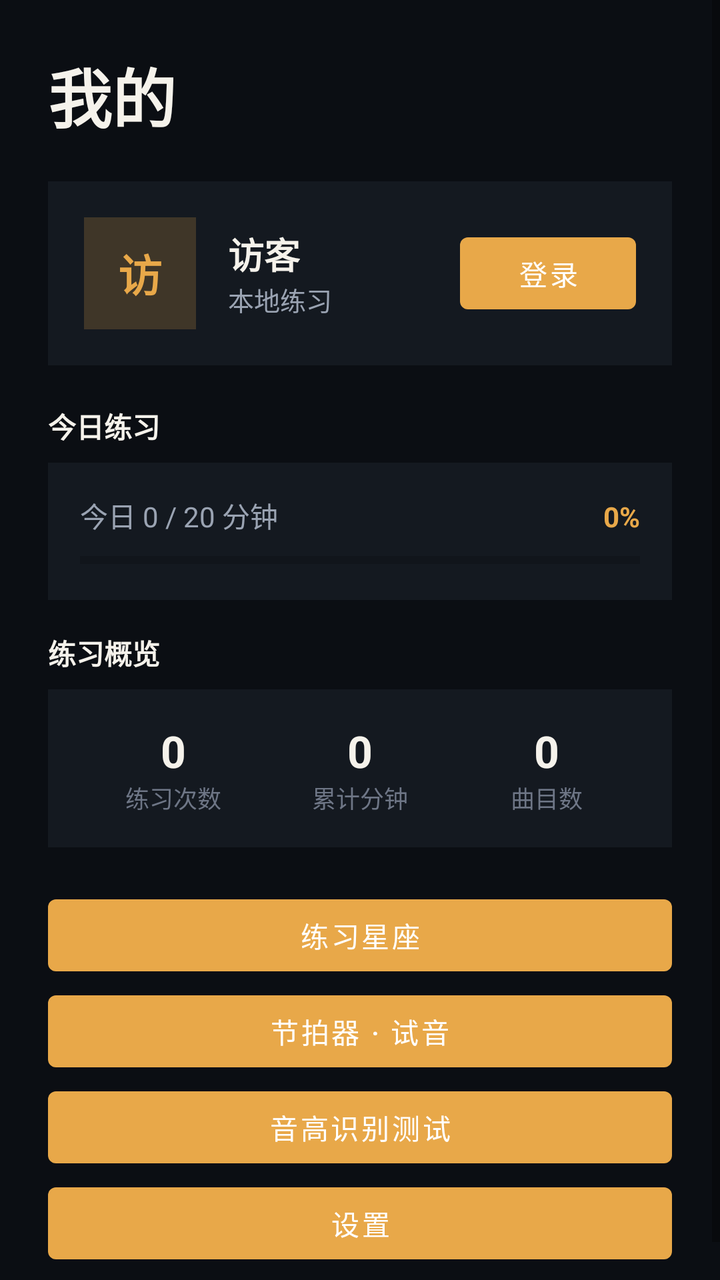
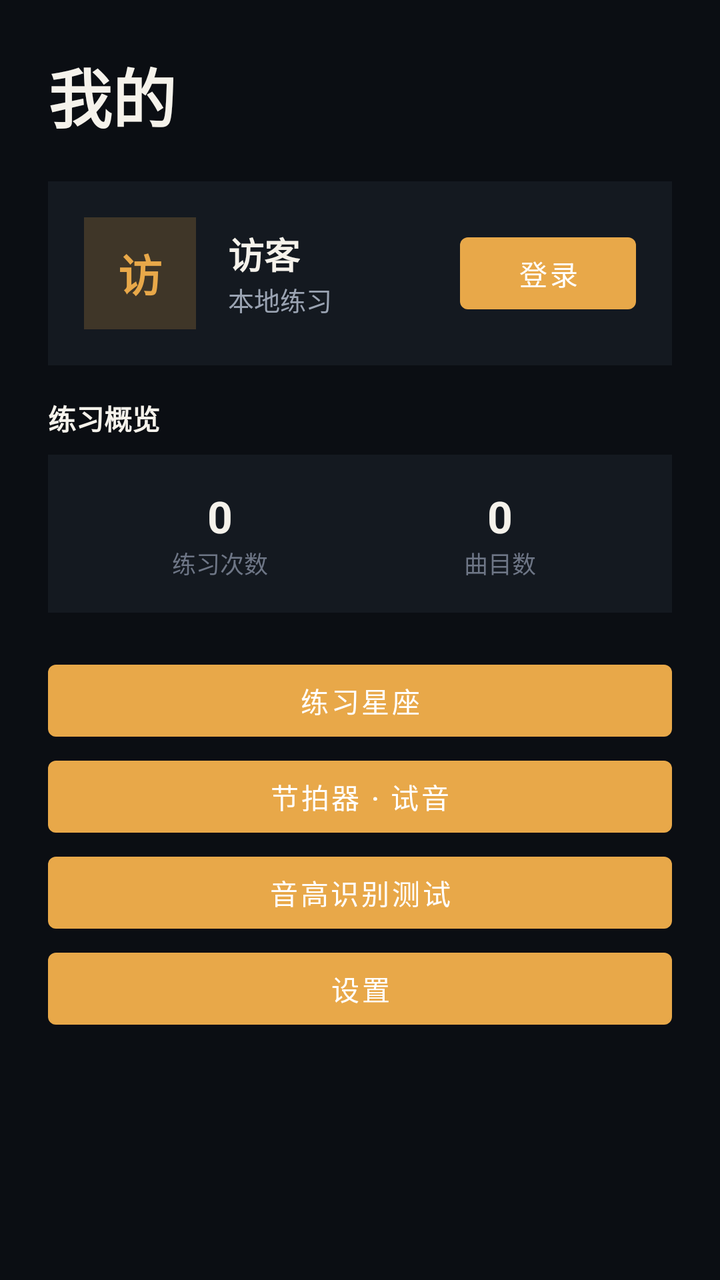

The first picture is an Android layout as it rendered before a commit; the second is the same layout after the commit. The layout source and the unified diff follow.
<!-- AndroidManifest.xml: application theme Theme.PianoFlow -->
<!-- res/layout/tab_profile.xml -->
<?xml version="1.0" encoding="utf-8"?>

<ScrollView xmlns:android="http://schemas.android.com/apk/res/android"
    android:layout_width="match_parent"
    android:layout_height="match_parent"
    android:background="#0B0E13">

    <LinearLayout
        android:layout_width="match_parent"
        android:layout_height="wrap_content"
        android:orientation="vertical"
        android:padding="24dp">

        <TextView
            android:layout_width="match_parent"
            android:layout_height="wrap_content"
            android:text="我的"
            android:textColor="#F5F2EB"
            android:textSize="32sp"
            android:textStyle="bold" />

        <LinearLayout
            android:layout_width="match_parent"
            android:layout_height="wrap_content"
            android:layout_marginTop="20dp"
            android:background="#141920"
            android:gravity="center_vertical"
            android:orientation="horizontal"
            android:padding="18dp">

            <TextView
                android:id="@+id/profileAvatar"
                android:layout_width="56dp"
                android:layout_height="56dp"
                android:background="#33E8A849"
                android:gravity="center"
                android:text="访"
                android:textColor="#E8A849"
                android:textSize="22sp"
                android:textStyle="bold" />

            <LinearLayout
                android:layout_width="0dp"
                android:layout_height="wrap_content"
                android:layout_marginStart="16dp"
                android:layout_weight="1"
                android:orientation="vertical">

                <TextView
                    android:id="@+id/profileName"
                    android:layout_width="wrap_content"
                    android:layout_height="wrap_content"
                    android:text="访客"
                    android:textColor="#F5F2EB"
                    android:textSize="18sp"
                    android:textStyle="bold" />

                <TextView
                    android:id="@+id/profileSub"
                    android:layout_width="wrap_content"
                    android:layout_height="wrap_content"
                    android:text="本地练习"
                    android:textColor="#9AA3B2"
                    android:textSize="13sp" />
            </LinearLayout>

            <Button android:id="@+id/btnLogin" android:layout_width="wrap_content" android:layout_height="wrap_content" android:text="登录" />
            <Button android:id="@+id/btnLogout" android:layout_width="wrap_content" android:layout_height="wrap_content" android:text="退出" android:visibility="gone" />
        </LinearLayout>

        <TextView android:layout_width="match_parent" android:layout_height="wrap_content" android:paddingTop="20dp" android:text="今日练习" android:textColor="#F5F2EB" android:textStyle="bold" />
        <LinearLayout
            android:layout_width="match_parent"
            android:layout_height="wrap_content"
            android:layout_marginTop="8dp"
            android:background="#141920"
            android:orientation="vertical"
            android:padding="16dp">
            <LinearLayout
                android:layout_width="match_parent"
                android:layout_height="wrap_content"
                android:orientation="horizontal">
                <TextView
                    android:id="@+id/todayLabel"
                    android:layout_width="0dp"
                    android:layout_height="wrap_content"
                    android:layout_weight="1"
                    android:text="今日 0 / 20 分钟"
                    android:textColor="#9AA3B2" />
                <TextView
                    android:id="@+id/todayPct"
                    android:layout_width="wrap_content"
                    android:layout_height="wrap_content"
                    android:text="0%"
                    android:textColor="#E8A849"
                    android:textStyle="bold" />
            </LinearLayout>
            <ProgressBar
                android:id="@+id/todayProgress"
                style="?android:attr/progressBarStyleHorizontal"
                android:layout_width="match_parent"
                android:layout_height="8dp"
                android:layout_marginTop="8dp"
                android:max="100"
                android:progress="0"
                android:progressTint="#E8A849" />
        </LinearLayout>

        <TextView android:layout_width="match_parent" android:layout_height="wrap_content" android:paddingTop="16dp" android:text="练习概览" android:textColor="#F5F2EB" android:textStyle="bold" />
        <LinearLayout
            android:layout_width="match_parent"
            android:layout_height="wrap_content"
            android:layout_marginTop="8dp"
            android:background="#141920"
            android:orientation="horizontal"
            android:padding="16dp">
            <LinearLayout android:layout_width="0dp" android:layout_height="wrap_content" android:layout_weight="1" android:gravity="center" android:orientation="vertical">
                <TextView android:id="@+id/statSessions" android:layout_width="wrap_content" android:layout_height="wrap_content" android:text="0" android:textColor="#F5F2EB" android:textSize="22sp" android:textStyle="bold" />
                <TextView android:layout_width="wrap_content" android:layout_height="wrap_content" android:text="练习次数" android:textColor="#6E7686" android:textSize="12sp" />
            </LinearLayout>
            <LinearLayout android:layout_width="0dp" android:layout_height="wrap_content" android:layout_weight="1" android:gravity="center" android:orientation="vertical">
                <TextView android:id="@+id/statMinutes" android:layout_width="wrap_content" android:layout_height="wrap_content" android:text="0" android:textColor="#F5F2EB" android:textSize="22sp" android:textStyle="bold" />
                <TextView android:layout_width="wrap_content" android:layout_height="wrap_content" android:text="累计分钟" android:textColor="#6E7686" android:textSize="12sp" />
            </LinearLayout>
            <LinearLayout android:layout_width="0dp" android:layout_height="wrap_content" android:layout_weight="1" android:gravity="center" android:orientation="vertical">
                <TextView android:id="@+id/statSongs" android:layout_width="wrap_content" android:layout_height="wrap_content" android:text="0" android:textColor="#F5F2EB" android:textSize="22sp" android:textStyle="bold" />
                <TextView android:layout_width="wrap_content" android:layout_height="wrap_content" android:text="曲目数" android:textColor="#6E7686" android:textSize="12sp" />
            </LinearLayout>
        </LinearLayout>

        <TextView android:id="@+id/statsLabel" android:layout_width="match_parent" android:layout_height="wrap_content" android:paddingTop="8dp" android:textColor="#9AA3B2" android:visibility="gone" />

        <Button android:id="@+id/btnConstellation" android:layout_width="match_parent" android:layout_height="wrap_content" android:layout_marginTop="20dp" android:text="练习星座" />
        <Button android:id="@+id/btnSandbox" android:layout_width="match_parent" android:layout_height="wrap_content" android:text="节拍器 · 试音" />
        <Button android:id="@+id/btnPitchTest" android:layout_width="match_parent" android:layout_height="wrap_content" android:text="音高识别测试" />
        <Button android:id="@+id/btnSettings" android:layout_width="match_parent" android:layout_height="wrap_content" android:text="设置" />
    </LinearLayout>
</ScrollView>
<!-- resources referenced by this layout -->
<resources>
  <style name="Theme.PianoFlow" parent="Theme.MaterialComponents.DayNight.NoActionBar">
          <item name="colorPrimary">#E8A849</item>
          <item name="colorSecondary">#E8A849</item>
          <item name="android:statusBarColor">#0B0E13</item>
          <item name="android:navigationBarColor">#141920</item>
          <item name="android:windowBackground">#0B0E13</item>
      </style>
</resources>

<!-- the commit's change to res/layout/tab_profile.xml (unified diff, before → after) -->
@@ -68,44 +68,6 @@
             <Button android:id="@+id/btnLogout" android:layout_width="wrap_content" android:layout_height="wrap_content" android:text="退出" android:visibility="gone" />
         </LinearLayout>
 
-        <TextView android:layout_width="match_parent" android:layout_height="wrap_content" android:paddingTop="20dp" android:text="今日练习" android:textColor="#F5F2EB" android:textStyle="bold" />
-        <LinearLayout
-            android:layout_width="match_parent"
-            android:layout_height="wrap_content"
-            android:layout_marginTop="8dp"
-            android:background="#141920"
-            android:orientation="vertical"
-            android:padding="16dp">
-            <LinearLayout
-                android:layout_width="match_parent"
-                android:layout_height="wrap_content"
-                android:orientation="horizontal">
-                <TextView
-                    android:id="@+id/todayLabel"
-                    android:layout_width="0dp"
-                    android:layout_height="wrap_content"
-                    android:layout_weight="1"
-                    android:text="今日 0 / 20 分钟"
-                    android:textColor="#9AA3B2" />
-                <TextView
-                    android:id="@+id/todayPct"
-                    android:layout_width="wrap_content"
-                    android:layout_height="wrap_content"
-                    android:text="0%"
-                    android:textColor="#E8A849"
-                    android:textStyle="bold" />
-            </LinearLayout>
-            <ProgressBar
-                android:id="@+id/todayProgress"
-                style="?android:attr/progressBarStyleHorizontal"
-                android:layout_width="match_parent"
-                android:layout_height="8dp"
-                android:layout_marginTop="8dp"
-                android:max="100"
-                android:progress="0"
-                android:progressTint="#E8A849" />
-        </LinearLayout>
-
         <TextView android:layout_width="match_parent" android:layout_height="wrap_content" android:paddingTop="16dp" android:text="练习概览" android:textColor="#F5F2EB" android:textStyle="bold" />
         <LinearLayout
             android:layout_width="match_parent"
@@ -117,10 +79,6 @@
             <LinearLayout android:layout_width="0dp" android:layout_height="wrap_content" android:layout_weight="1" android:gravity="center" android:orientation="vertical">
                 <TextView android:id="@+id/statSessions" android:layout_width="wrap_content" android:layout_height="wrap_content" android:text="0" android:textColor="#F5F2EB" android:textSize="22sp" android:textStyle="bold" />
                 <TextView android:layout_width="wrap_content" android:layout_height="wrap_content" android:text="练习次数" android:textColor="#6E7686" android:textSize="12sp" />
-            </LinearLayout>
-            <LinearLayout android:layout_width="0dp" android:layout_height="wrap_content" android:layout_weight="1" android:gravity="center" android:orientation="vertical">
-                <TextView android:id="@+id/statMinutes" android:layout_width="wrap_content" android:layout_height="wrap_content" android:text="0" android:textColor="#F5F2EB" android:textSize="22sp" android:textStyle="bold" />
-                <TextView android:layout_width="wrap_content" android:layout_height="wrap_content" android:text="累计分钟" android:textColor="#6E7686" android:textSize="12sp" />
             </LinearLayout>
             <LinearLayout android:layout_width="0dp" android:layout_height="wrap_content" android:layout_weight="1" android:gravity="center" android:orientation="vertical">
                 <TextView android:id="@+id/statSongs" android:layout_width="wrap_content" android:layout_height="wrap_content" android:text="0" android:textColor="#F5F2EB" android:textSize="22sp" android:textStyle="bold" />
